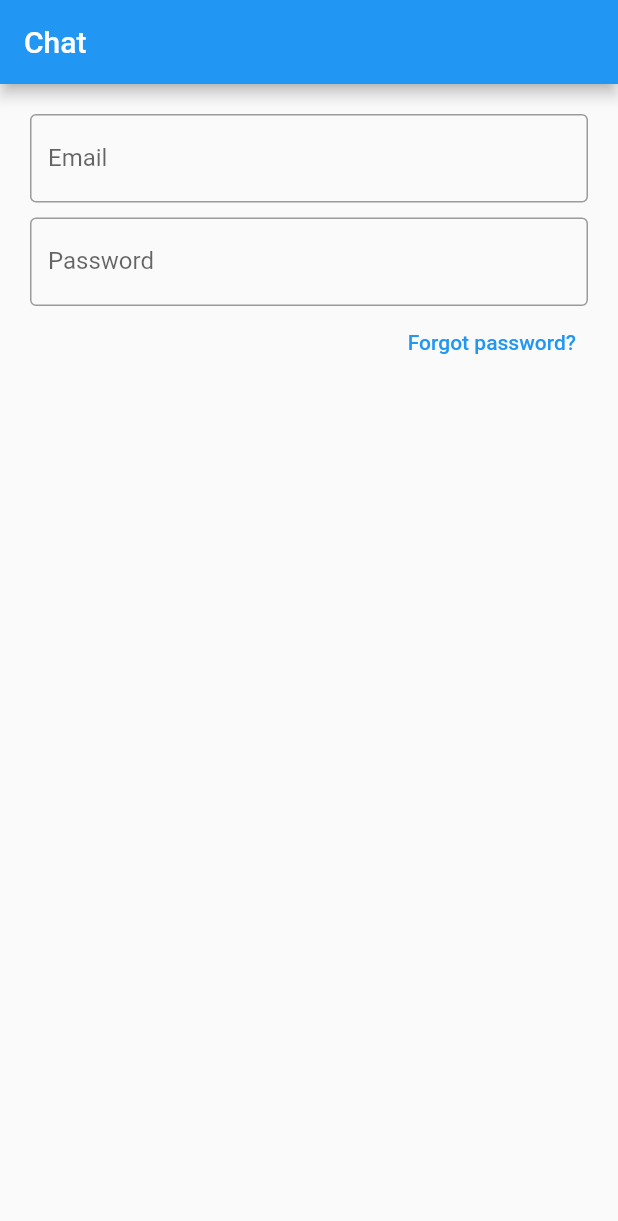
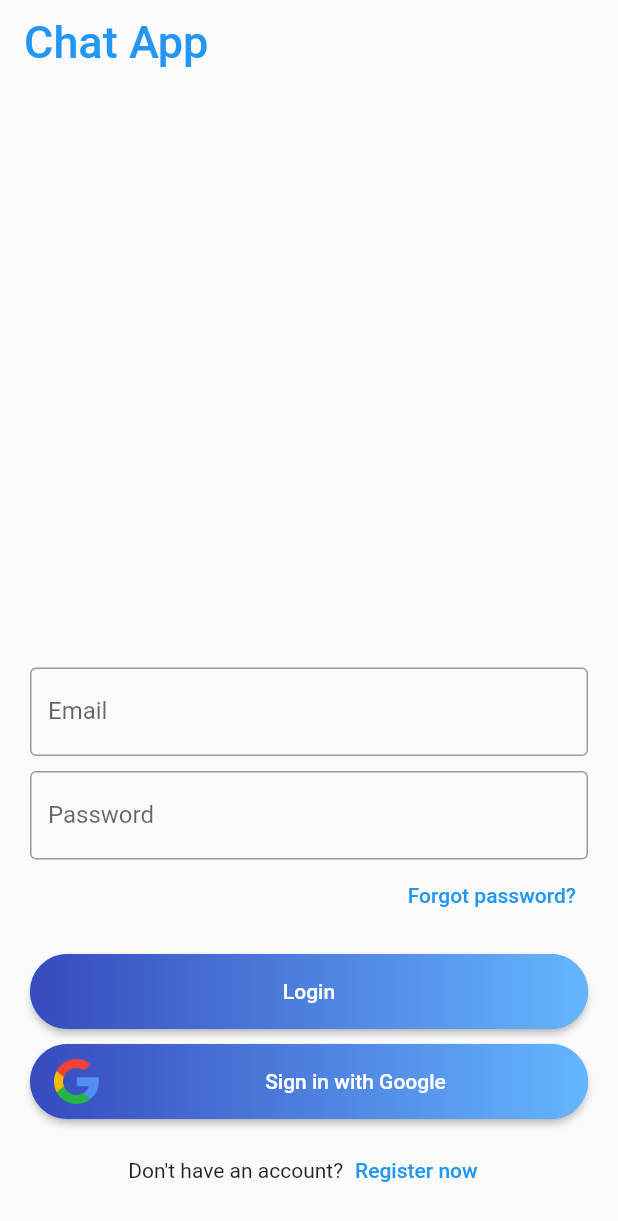
Before and after one commit to DevanK20000/Chat-App, a Flutter app: the screen it shows after launch, on a phone screen of 412 x 824 dp. Shown: the top 1221 px of the screen. Run offline on Flutter 3.47's test engine with Material 2 defaults, Android fonts, the phone set to English and light mode, and no system bars.

Commit message:
signin UI completed

```diff
--- a/lib/main.dart
+++ b/lib/main.dart
@@ -1,7 +1,11 @@
 import 'package:chat_app_college_project/views/signin.dart';
 import 'package:flutter/material.dart';
+import 'package:flutter/services.dart';
 
 void main() {
+  SystemChrome.setSystemUIOverlayStyle(SystemUiOverlayStyle(
+    statusBarColor: Colors.white.withOpacity(0),
+  ));
   runApp(MyApp());
 }
 
@@ -15,6 +19,7 @@ class MyApp extends StatelessWidget {
       title: 'Chat',
       theme: ThemeData(
         primarySwatch: Colors.blue,
+        backgroundColor: Colors.white,
         visualDensity: VisualDensity.adaptivePlatformDensity,
       ),
       home: Signn(),
--- a/lib/views/signin.dart
+++ b/lib/views/signin.dart
@@ -1,4 +1,5 @@
 import 'package:chat_app_college_project/widgets/appbar.dart';
+import 'package:chat_app_college_project/widgets/buttons.dart';
 import 'package:flutter/material.dart';
 
 class Signn extends StatefulWidget {
@@ -14,11 +15,13 @@ class _SignnState extends State<Signn> {
     return Scaffold(
       appBar: appbarmain(context),
       body: Container(
+        alignment: Alignment.bottomCenter,
         padding: EdgeInsets.symmetric(
           horizontal: 20,
           vertical: 20,
         ),
         child: Column(
+          mainAxisSize: MainAxisSize.min,
           children: [
             TextField(
               decoration: InputDecoration(
@@ -45,6 +48,20 @@ class _SignnState extends State<Signn> {
             SizedBox(
               height: 15,
             ),
+            signinwithemail(),
+            SizedBox(height: 10),
+            signinwithgoogle(),
+            SizedBox(height: 10),
+            Row(
+              mainAxisAlignment: MainAxisAlignment.center,
+              children: [
+                Text('Don\'t have an account?'),
+                TextButton(
+                  onPressed: () {},
+                  child: Text('Register now'),
+                )
+              ],
+            )
           ],
         ),
       ),
--- a/lib/widgets/appbar.dart
+++ b/lib/widgets/appbar.dart
@@ -2,6 +2,15 @@ import 'package:flutter/material.dart';
 
 Widget appbarmain(BuildContext context) {
   return AppBar(
-    title: Text('Chat'),
+    title: Text(
+      'Chat App',
+      style: TextStyle(
+        color: Colors.blue,
+        fontSize: 30,
+      ),
+    ),
+    brightness: Brightness.light,
+    backgroundColor: Colors.white.withOpacity(0),
+    elevation: 0,
   );
 }
--- /dev/null
+++ b/lib/widgets/buttons.dart
@@ -0,0 +1,89 @@
+import 'package:flutter/material.dart';
+
+Widget signinwithemail() {
+  return Container(
+    height: 50.0,
+    padding: EdgeInsets.zero,
+    child: ElevatedButton(
+      onPressed: () {},
+      style: ButtonStyle(
+        padding: MaterialStateProperty.all<EdgeInsets>(EdgeInsets.zero),
+        shape: MaterialStateProperty.all<RoundedRectangleBorder>(
+          RoundedRectangleBorder(
+            borderRadius: BorderRadius.circular(80.0),
+          ),
+        ),
+      ),
+      child: Ink(
+        decoration: BoxDecoration(
+            gradient: LinearGradient(
+              colors: [Color(0xff374ABE), Color(0xff64B6FF)],
+              begin: Alignment.centerLeft,
+              end: Alignment.centerRight,
+            ),
+            borderRadius: BorderRadius.circular(30.0)),
+        child: Container(
+          constraints: BoxConstraints(maxWidth: 400.0, minHeight: 50.0),
+          alignment: Alignment.center,
+          child: Text(
+            "Login",
+            textAlign: TextAlign.center,
+            style: TextStyle(color: Colors.white),
+          ),
+        ),
+      ),
+    ),
+  );
+}
+
+Widget signinwithgoogle() {
+  return Container(
+    height: 50.0,
+    padding: EdgeInsets.zero,
+    child: ElevatedButton(
+      onPressed: () {},
+      style: ButtonStyle(
+        padding: MaterialStateProperty.all<EdgeInsets>(EdgeInsets.zero),
+        shape: MaterialStateProperty.all<RoundedRectangleBorder>(
+          RoundedRectangleBorder(
+            borderRadius: BorderRadius.circular(80.0),
+          ),
+        ),
+      ),
+      child: Ink(
+        decoration: BoxDecoration(
+            gradient: LinearGradient(
+              colors: [Color(0xff374ABE), Color(0xff64B6FF)],
+              begin: Alignment.centerLeft,
+              end: Alignment.centerRight,
+            ),
+            borderRadius: BorderRadius.circular(30.0)),
+        child: Container(
+          child: Row(
+            children: [
+              Flexible(
+                flex: 1,
+                child: Center(
+                  child: Image.asset(
+                    'assets/images/google.png',
+                    height: 30,
+                    width: 30,
+                  ),
+                ),
+              ),
+              Flexible(
+                flex: 5,
+                child: Center(
+                  child: Text(
+                    'Sign in with Google',
+                    style: TextStyle(color: Colors.white),
+                  ),
+                ),
+              ),
+            ],
+          ),
+        ),
+      ),
+    ),
+  );
+}
--- a/pubspec.yaml
+++ b/pubspec.yaml
@@ -45,8 +45,8 @@ flutter:
   uses-material-design: true
 
   # To add assets to your application, add an assets section, like this:
-  # assets:
-  #   - images/a_dot_burr.jpeg
+  assets:
+    - assets/images/google.png
   #   - images/a_dot_ham.jpeg
 
   # An image asset can refer to one or more resolution-specific "variants", see
```
Also changed, not shown: assets/images/google.png (added), 1 other file.
